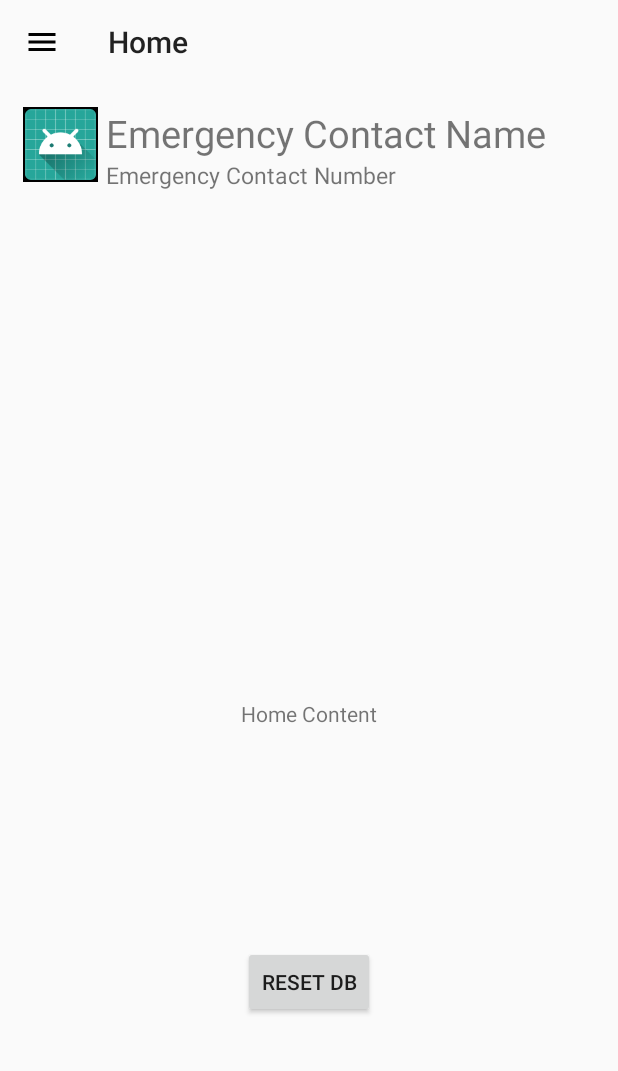
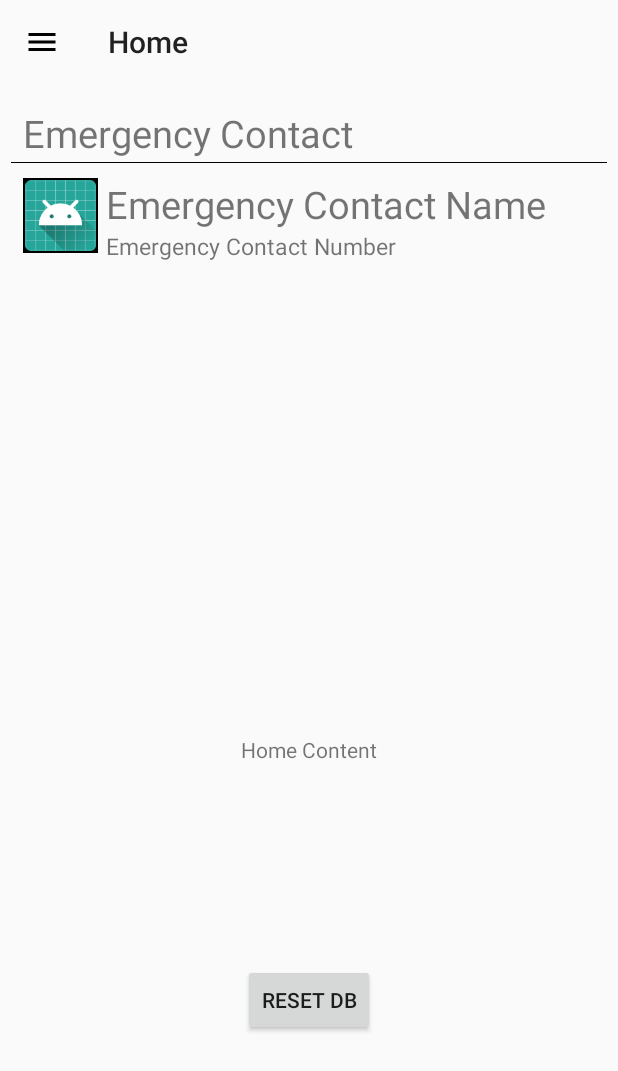
Before and after one commit to lmreller/FallAssist, an Android app: the MainActivity screen opened directly, with no data from a screen before it, on a phone screen of 412 x 824 dp. Shown: the top 1071 px of the screen. Run offline under Robolectric (Android 15) with nearby library versions, the phone set to English and light mode, and no system bars; 2 statements that could not run were skipped.

Commit message:
View Profile (First Iteration)
Created the first iteration of the view profile activity. Edit Profile button currently goes to CreateProfile, which needs to be changed

```diff
--- a/Development/StruggleAssist/app/src/main/res/layout/fragment_emergency_contact_card.xml
+++ b/Development/StruggleAssist/app/src/main/res/layout/fragment_emergency_contact_card.xml
@@ -5,6 +5,27 @@
     xmlns:app="http://schemas.android.com/apk/res-auto"
     xmlns:tools="http://schemas.android.com/tools"
     tools:context="com.struggleassist.View.Activities.EmergencyContactCardFragment">
+
+    <TextView
+        android:layout_width="wrap_content"
+        android:layout_height="wrap_content"
+        android:id="@+id/tvEmergencyContactCardTitle"
+        android:text="Emergency Contact"
+        android:textSize="25dp"
+        android:layout_margin="10dp"
+        app:layout_constraintLeft_toLeftOf="parent"
+        app:layout_constraintTop_toTopOf="parent"
+        />
+    <ImageView
+        xmlns:android="http://schemas.android.com/apk/res/android"
+        android:id="@+id/emergencyContactFragmentBreakLine"
+        android:src="@android:drawable/divider_horizontal_dark"
+        android:layout_width="fill_parent"
+        android:layout_height="wrap_content"
+        android:background="#000000"
+        android:layout_margin="2dp"
+        android:maxHeight="2dp"
+        app:layout_constraintTop_toBottomOf="@id/tvEmergencyContactCardTitle"/>
 
     <ImageView
         android:layout_width="wrap_content"
@@ -19,7 +40,7 @@
         android:maxHeight= "50dp"
         android:scaleType="fitCenter"
         app:layout_constraintLeft_toLeftOf="parent"
-        app:layout_constraintTop_toTopOf="parent"
+        app:layout_constraintTop_toBottomOf="@id/emergencyContactFragmentBreakLine"
         />
 
     <TextView
```
Also changed, not shown: Development/StruggleAssist/app/src/main/java/com/struggleassist/View/Activities/CreateProfileActivity.java (+6 -8 lines), Development/StruggleAssist/app/src/main/java/com/struggleassist/View/Activities/MainActivity.java (+9 -0 lines), Development/StruggleAssist/app/src/main/java/com/struggleassist/View/Contents/ViewProfileContent.java (+84 -1 lines), Development/StruggleAssist/app/src/main/res/layout/content_view_profile.xml (+33 -3 lines).
